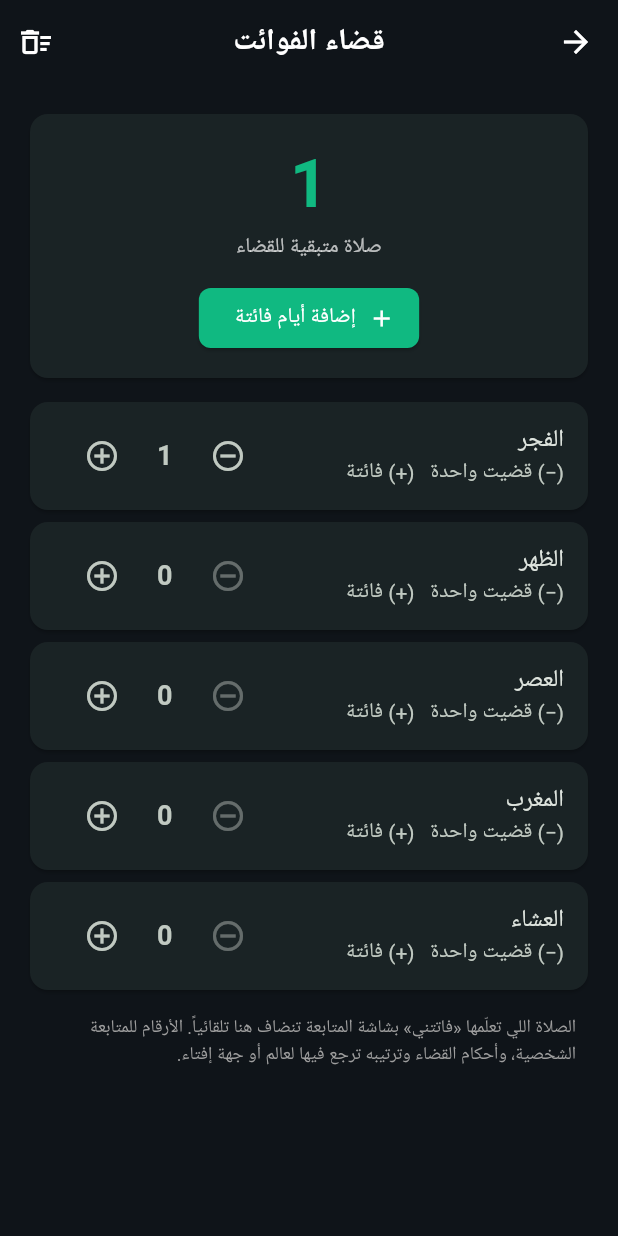
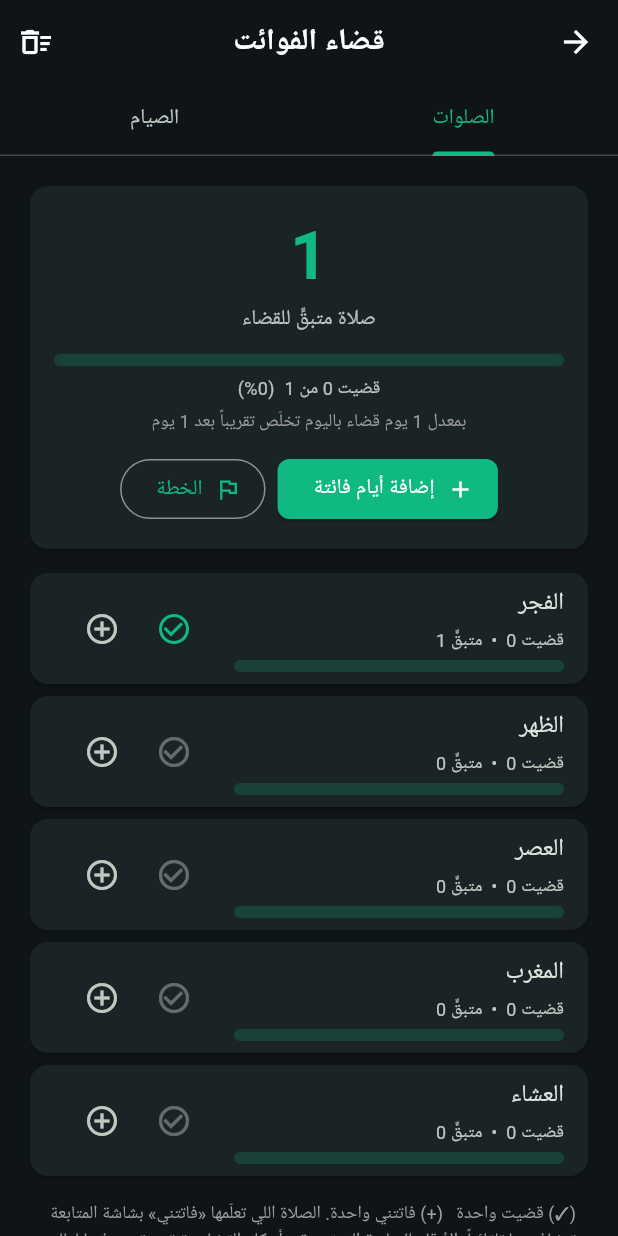
Before and after one commit to k8d67nw45b-ctrl/mslm, a Flutter app: the QadaScreen screen opened directly, after a tap on the "add circle outline" icon, on a phone screen of 412 x 824 dp. Run offline on Flutter 3.47's test engine with Material 3 defaults, Android fonts, the phone set to English and light mode, and no system bars; our stand-ins replace adhan, audioplayers, flutter_compass, flutter_local_notifications, geolocator, hijri and 3 more; accounts and stored records are empty; network calls fail; Roboto replaces fonts that are missing (Tajawal).

Commit message:
Update qada_screen.dart

```diff
--- a/lib/screens/qada_screen.dart
+++ b/lib/screens/qada_screen.dart
@@ -1,6 +1,7 @@
 import 'package:flutter/material.dart';
 import '../core/constants.dart';
 import 'prayer_tracker_service.dart';
+import 'qada_service.dart';
 
 int _toInt(String s) {
   var t = s.trim();
@@ -9,6 +10,13 @@ int _toInt(String s) {
     t = t.replaceAll(ar[i], '$i');
   }
   return int.tryParse(t) ?? 0;
+}
+
+String _span(int days) {
+  if (days <= 0) return 'خلصت';
+  if (days < 60) return '$days يوم';
+  if (days < 700) return '${(days / 30).round()} شهر';
+  return '${(days / 365).toStringAsFixed(1)} سنة';
 }
 
 class QadaScreen extends StatefulWidget {
@@ -20,6 +28,9 @@ class QadaScreen extends StatefulWidget {
 
 class _QadaScreenState extends State<QadaScreen> {
   List<int> q = List.filled(5, 0);
+  List<int> done = List.filled(5, 0);
+  FastQada fast = const FastQada(0, 0);
+  QadaPlan plan = const QadaPlan(1, 1);
   bool loaded = false;
 
   @override
@@ -29,34 +40,35 @@ class _QadaScreenState extends State<QadaScreen> {
   }
 
   Future<void> _load() async {
-    final x = await loadQada();
+    final a = await loadQada();
+    final b = await loadPrayerDone();
+    final c = await loadFast();
+    final d = await loadPlan();
     if (!mounted) return;
     setState(() {
-      q = x;
+      q = a;
+      done = b;
+      fast = c;
+      plan = d;
       loaded = true;
     });
   }
 
-  Future<void> _add(int i, int d) async {
-    await addQada(i, d);
-    await _load();
-  }
-
-  Future<void> _bulk() async {
+  Future<int?> _askNumber(String title, String label, String hint) {
     final c = TextEditingController();
-    final n = await showDialog<int>(
+    return showDialog<int>(
       context: context,
       builder: (ctx) => AlertDialog(
-        title: const Text('إضافة أيام فائتة'),
+        title: Text(title),
         content: Column(
           mainAxisSize: MainAxisSize.min,
           children: [
-            const Text('عدد الأيام التي فاتتك فيها الصلوات الخمس كلها:'),
+            Text(label),
             TextField(
               controller: c,
               keyboardType: TextInputType.number,
               autofocus: true,
-              decoration: const InputDecoration(hintText: 'مثال: 10'),
+              decoration: InputDecoration(hintText: hint),
             ),
           ],
         ),
@@ -67,10 +79,47 @@ class _QadaScreenState extends State<QadaScreen> {
           ),
           TextButton(
             onPressed: () => Navigator.pop(ctx, _toInt(c.text)),
-            child: const Text('إضافة'),
+            child: const Text('حفظ'),
           ),
         ],
       ),
+    );
+  }
+
+  void _snack(String msg, Future<void> Function() undo) {
+    final m = ScaffoldMessenger.of(context);
+    m.hideCurrentSnackBar();
+    m.showSnackBar(
+      SnackBar(
+        content: Text(msg),
+        action: SnackBarAction(
+          label: 'تراجع',
+          onPressed: () async {
+            await undo();
+            await _load();
+          },
+        ),
+      ),
+    );
+  }
+
+  Future<void> _madeUp(int i) async {
+    await madeUpPrayer(i);
+    await _load();
+    _snack('تقبل الله، سُجّلت قضاء ${kPrayerNames[i]}',
+        () => undoMadeUpPrayer(i));
+  }
+
+  Future<void> _addMissed(int i) async {
+    await addQada(i, 1);
+    await _load();
+  }
+
+  Future<void> _bulk() async {
+    final n = await _askNumber(
+      'إضافة أيام فائتة',
+      'عدد الأيام التي فاتتك فيها الصلوات الخمس كلها:',
+      'مثال: 10',
     );
     if (n == null || n <= 0) return;
     for (var i = 0; i < 5; i++) {
@@ -79,12 +128,52 @@ class _QadaScreenState extends State<QadaScreen> {
     await _load();
   }
 
+  Future<void> _planPrayer() async {
+    final n = await _askNumber(
+      'خطة القضاء',
+      'كم يوماً (خمس صلوات) تقضي باليوم؟',
+      'مثال: 1',
+    );
+    if (n == null || n <= 0) return;
+    await savePlan(daysPerDay: n);
+    await _load();
+  }
+
+  Future<void> _addFast() async {
+    final n = await _askNumber(
+      'إضافة أيام صيام فائتة',
+      'عدد الأيام التي عليك قضاؤها:',
+      'مثال: 6',
+    );
+    if (n == null || n <= 0) return;
+    await addFastOwed(n);
+    await _load();
+  }
+
+  Future<void> _planFast() async {
+    final n = await _askNumber(
+      'خطة قضاء الصيام',
+      'كم يوماً تصوم قضاءً في الأسبوع؟',
+      'مثال: 2',
+    );
+    if (n == null || n <= 0) return;
+    await savePlan(fastsPerWeek: n);
+    await _load();
+  }
+
+  Future<void> _madeUpFast() async {
+    await madeUpFast();
+    await _load();
+    _snack('تقبل الله صيامك، سُجّل يوم قضاء', undoMadeUpFast);
+  }
+
   Future<void> _reset() async {
     final ok = await showDialog<bool>(
       context: context,
       builder: (ctx) => AlertDialog(
         title: const Text('تصفير القضاء'),
-        content: const Text('سيُصفَّر عدّاد كل الصلوات. متأكد؟'),
+        content: const Text(
+            'سيُصفَّر عدّاد الصلوات والصيام وكل الإنجاز المسجّل. متأكد؟'),
         actions: [
           TextButton(
             onPressed: () => Navigator.pop(ctx, false),
@@ -98,16 +187,203 @@ class _QadaScreenState extends State<QadaScreen> {
       ),
     );
     if (ok != true) return;
-    for (var i = 0; i < 5; i++) {
-      await addQada(i, -q[i]);
+    await resetAllQada();
+    await _load();
   }
-    await _load();
+
+  Widget _bar(double v) => ClipRRect(
+        borderRadius: BorderRadius.circular(6),
+        child: LinearProgressIndicator(
+          value: v.clamp(0.0, 1.0).toDouble(),
+          minHeight: 8,
+          color: kGreen,
+          backgroundColor: kGreen.withOpacity(0.2),
+        ),
+      );
+
+  Widget _summary({
+    required int owed,
+    required int doneN,
+    required String unit,
+    required String estimate,
+    required List<Widget> buttons,
+  }) {
+    final total = owed + doneN;
+    final prog = total == 0 ? 0.0 : doneN / total;
+    return Card(
+      color: kCardBackground,
+      child: Padding(
+        padding: const EdgeInsets.all(kPaddingMedium),
+        child: Column(
+          children: [
+            Text(
+              '$owed',
+              style: const TextStyle(
+                fontSize: 44,
+                fontWeight: FontWeight.bold,
+                color: kGreen,
+              ),
+            ),
+            Text('$unit متبقٍّ للقضاء'),
+            const SizedBox(height: 12),
+            _bar(prog),
+            const SizedBox(height: 6),
+            Text(
+              total == 0
+                  ? 'ابدأ بإضافة ما عليك'
+                  : 'قضيت $doneN من $total  (${(prog * 100).round()}%)',
+              style: const TextStyle(fontSize: 12),
+            ),
+            if (owed > 0) ...[
+              const SizedBox(height: 4),
+              Text(
+                estimate,
+                style: const TextStyle(fontSize: 12, color: Colors.grey),
+              ),
+            ],
+            const SizedBox(height: 12),
+            Wrap(
+              spacing: 8,
+              runSpacing: 4,
+              alignment: WrapAlignment.center,
+              children: buttons,
+            ),
+          ],
+        ),
+      ),
+    );
+  }
+
+  Widget _prayersTab() {
+    final owed = q.fold<int>(0, (a, b) => a + b);
+    final doneN = done.fold<int>(0, (a, b) => a + b);
+    var mx = 0;
+    for (final v in q) {
+      if (v > mx) mx = v;
+    }
+    final per = plan.daysPerDay < 1 ? 1 : plan.daysPerDay;
+    final days = (mx / per).ceil();
+    return ListView(
+      padding: const EdgeInsets.all(kPaddingMedium),
+      children: [
+        _summary(
+          owed: owed,
+          doneN: doneN,
+          unit: 'صلاة',
+          estimate:
+              'بمعدل $per يوم قضاء باليوم تخلّص تقريباً بعد ${_span(days)}',
+          buttons: [
+            ElevatedButton.icon(
+              onPressed: _bulk,
+              icon: const Icon(Icons.add),
+              label: const Text('إضافة أيام فائتة'),
+            ),
+            OutlinedButton.icon(
+              onPressed: _planPrayer,
+              icon: const Icon(Icons.flag_outlined),
+              label: const Text('الخطة'),
+            ),
+          ],
+        ),
+        const SizedBox(height: kPaddingSmall),
+        for (var i = 0; i < 5; i++)
+          Card(
+            color: kCardBackground,
+            child: ListTile(
+              title: Text(kPrayerNames[i]),
+              subtitle: Padding(
+                padding: const EdgeInsets.only(top: 4),
+                child: Column(
+                  crossAxisAlignment: CrossAxisAlignment.start,
+                  children: [
+                    Text('قضيت ${done[i]}  •  متبقٍّ ${q[i]}',
+                        style: const TextStyle(fontSize: 12)),
+                    const SizedBox(height: 4),
+                    _bar(q[i] + done[i] == 0
+                        ? 0.0
+                        : done[i] / (q[i] + done[i])),
+                  ],
+                ),
+              ),
+              trailing: Row(
+                mainAxisSize: MainAxisSize.min,
+                children: [
+                  IconButton(
+                    tooltip: 'قضيت واحدة',
+                    icon: const Icon(Icons.check_circle_outline),
+                    color: kGreen,
+                    onPressed: q[i] > 0 ? () => _madeUp(i) : null,
+                  ),
+                  IconButton(
+                    tooltip: 'فاتتني واحدة',
+                    icon: const Icon(Icons.add_circle_outline),
+                    onPressed: () => _addMissed(i),
+                  ),
+                ],
+              ),
+            ),
+          ),
+        const Padding(
+          padding: EdgeInsets.all(12),
+          child: Text(
+            '(✓) قضيت واحدة   (+) فاتتني واحدة. الصلاة اللي تعلّمها «فاتتني» '
+            'بشاشة المتابعة تنضاف هنا تلقائياً. الأرقام للمتابعة الشخصية، '
+            'وأحكام القضاء وترتيبه ترجع فيها لعالم أو جهة إفتاء.',
+            style: TextStyle(color: Colors.grey, fontSize: 12),
+          ),
+        ),
+      ],
+    );
+  }
+
+  Widget _fastTab() {
+    final per = plan.fastsPerWeek < 1 ? 1 : plan.fastsPerWeek;
+    final days = (fast.owed / per).ceil() * 7;
+    return ListView(
+      padding: const EdgeInsets.all(kPaddingMedium),
+      children: [
+        _summary(
+          owed: fast.owed,
+          doneN: fast.done,
+          unit: 'يوم صيام',
+          estimate:
+              'بمعدل $per يوم بالأسبوع تخلّص تقريباً بعد ${_span(days)}',
+          buttons: [
+            ElevatedButton.icon(
+              onPressed: fast.owed > 0 ? _madeUpFast : null,
+              icon: const Icon(Icons.check),
+              label: const Text('قضيت يوماً'),
+            ),
+            OutlinedButton.icon(
+              onPressed: _addFast,
+              icon: const Icon(Icons.add),
+              label: const Text('إضافة أيام'),
+            ),
+            OutlinedButton.icon(
+              onPressed: _planFast,
+              icon: const Icon(Icons.flag_outlined),
+              label: const Text('الخطة'),
+            ),
+          ],
+        ),
+        const Padding(
+          padding: EdgeInsets.all(12),
+          child: Text(
+            'مثال: أفطرت أياماً من رمضان لعذر؟ أضفها هنا وسجّل كل يوم تقضيه. '
+            'أحكام القضاء والكفارة تختلف بحسب الحالة، فارجع فيها لعالم أو '
+            'جهة إفتاء.',
+            style: TextStyle(color: Colors.grey, fontSize: 12),
+          ),
+        ),
+      ],
+    );
   }
 
   @override
   Widget build(BuildContext context) {
-    final total = q.fold<int>(0, (a, b) => a + b);
-    return Scaffold(
+    return DefaultTabController(
+      length: 2,
+      child: Scaffold(
         appBar: AppBar(
           title: const Text('قضاء الفوائت'),
           actions: [
@@ -116,80 +392,13 @@ class _QadaScreenState extends State<QadaScreen> {
               onPressed: _reset,
             ),
           ],
+          bottom: const TabBar(
+            tabs: [Tab(text: 'الصلوات'), Tab(text: 'الصيام')],
+          ),
         ),
         body: !loaded
             ? const Center(child: CircularProgressIndicator())
-          : ListView(
-              padding: const EdgeInsets.all(kPaddingMedium),
-              children: [
-                Card(
-                  color: kCardBackground,
-                  child: Padding(
-                    padding: const EdgeInsets.all(kPaddingMedium),
-                    child: Column(
-                      children: [
-                        Text(
-                          '$total',
-                          style: const TextStyle(
-                            fontSize: 44,
-                            fontWeight: FontWeight.bold,
-                            color: kGreen,
-                          ),
-                        ),
-                        const Text('صلاة متبقية للقضاء'),
-                        const SizedBox(height: 12),
-                        ElevatedButton.icon(
-                          onPressed: _bulk,
-                          icon: const Icon(Icons.add),
-                          label: const Text('إضافة أيام فائتة'),
-                        ),
-                      ],
-                    ),
-                  ),
-                ),
-                const SizedBox(height: kPaddingSmall),
-                for (var i = 0; i < 5; i++)
-                  Card(
-                    color: kCardBackground,
-                    child: ListTile(
-                      title: Text(kPrayerNames[i]),
-                      subtitle: const Text('(−) قضيت واحدة   (+) فائتة'),
-                      trailing: Row(
-                        mainAxisSize: MainAxisSize.min,
-                        children: [
-                          IconButton(
-                            icon: const Icon(Icons.remove_circle_outline),
-                            onPressed: q[i] > 0 ? () => _add(i, -1) : null,
-                          ),
-                          SizedBox(
-                            width: 36,
-                            child: Text(
-                              '${q[i]}',
-                              textAlign: TextAlign.center,
-                              style: const TextStyle(
-                                fontSize: 18,
-                                fontWeight: FontWeight.bold,
-                              ),
-                            ),
-                          ),
-                          IconButton(
-                            icon: const Icon(Icons.add_circle_outline),
-                            onPressed: () => _add(i, 1),
-                          ),
-                        ],
-                      ),
-                    ),
-                  ),
-                const Padding(
-                  padding: EdgeInsets.all(12),
-                  child: Text(
-                    'الصلاة اللي تعلّمها «فاتتني» بشاشة المتابعة تنضاف هنا '
-                    'تلقائياً. الأرقام للمتابعة الشخصية، وأحكام القضاء '
-                    'وترتيبه ترجع فيها لعالم أو جهة إفتاء.',
-                    style: TextStyle(color: Colors.grey, fontSize: 12),
-                  ),
-                ),
-              ],
+            : TabBarView(children: [_prayersTab(), _fastTab()]),
       ),
     );
   }
```
Lines whose indentation alone changed are shown as unchanged.
